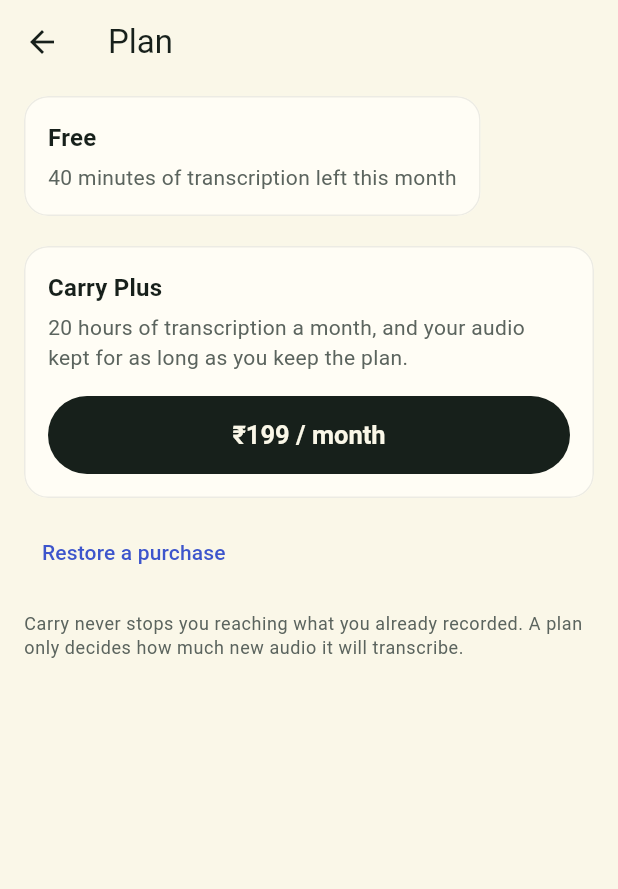
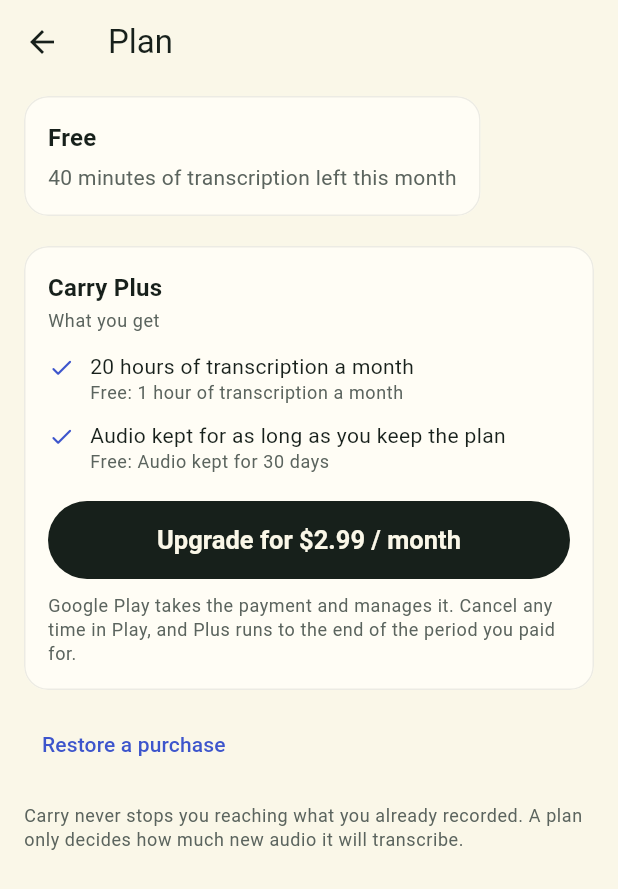
Before and after one commit to Shravanth007/Carry, a Flutter app: the PlanScreen screen opened directly, on a phone screen of 412 x 824 dp. Shown: the top 889 px of the screen. Run offline on Flutter 3.47's test engine with Material 3 defaults, Android fonts, the phone set to English and light mode, and no system bars; our stand-ins replace firebase_auth, firebase_core, google_sign_in, permission_handler, shared_preferences; missing offline and left inert: file_selector, posthog_flutter, purchases_flutter, record; accounts and stored records are empty.

Commit message:
The plan screen says what Plus gives (#20)
* feat(app): the plan screen says what Plus gives

The offer was one sentence and a bare price. It now lists what Plus gives
with what Free gives beneath each line - "20 hours a month" means nothing to
somebody who doesn't know what they have now - and the button says what it
does rather than only what it costs.

The numbers move to limits.dart next to the other server-enforced ones, so
the paywall and server/app/services/plans.py can be read side by side. Prices
stay out of the app: the store quotes them, per country.

* feat(app): one door for toasts, and phone-sized plan previews

Three things the preview showed.

The Plan previews had no size, so they stretched to the width of the browser
while every other preview was Size(412, 915) - the one shape the app never
runs at. All four now match.

Toasts were five SnackBars built on the spot, in Material's grey. They go
through showToast now, styled in the app's own colours: cream on ink, the one
surface deliberately not part of the page, floating on the same 16pt gutter
the screens use. One at a time, so the newest news doesn't queue behind a
four-second wait, and longer for a message that takes longer to read.

A purchase and a restore the server confirms now say so. The card changes
behind them either way, but a screen that rearranges itself in silence after
a payment leaves people wondering whether it worked. "Restore a purchase"
answers "Purchase restored" - same words going in and coming out.

The placeholder price is now $2.99, matching the doc. Real prices come from
the store, per country; this one only ever shows in previews and tests.

* chore(app): tidy the toast imports and drop a dead typedef

Allowance was declared and never referred to - the records infer their own
type - and the new toast import had been appended rather than sorted.

```diff
--- a/app/lib/billing/billing.dart
+++ b/app/lib/billing/billing.dart
@@ -312,7 +312,11 @@
 
   @override
   Future<List<Offer>> offers() async => const [
-    Offer(id: 'carry_plus_monthly', title: 'Carry Plus', price: '₹199 / month'),
+    Offer(
+      id: 'carry_plus_monthly',
+      title: 'Carry Plus',
+      price: '\$2.99 / month',
+    ),
   ];
 
   @override
--- a/app/lib/billing/plan_screen.dart
+++ b/app/lib/billing/plan_screen.dart
@@ -2,9 +2,11 @@
 import 'package:flutter/widget_previews.dart';
 
 import '../api/api.dart';
+import '../limits.dart';
 import '../settings/widgets.dart';
 import '../theme.dart';
 import '../widgets/scrollable_column.dart';
+import '../widgets/toast.dart';
 import 'billing.dart';
 
 /// What Carry is offering, and what this account has.
@@ -53,7 +55,7 @@
       _account = widget.previewUser;
       _problem = widget.previewProblem;
       _offers = const [
-        Offer(id: 'plus', title: 'Carry Plus', price: '₹199 / month'),
+        Offer(id: 'plus', title: 'Carry Plus', price: '\$2.99 / month'),
       ];
       _loading = false;
       return;
@@ -101,7 +103,13 @@
       // server hasn't caught up, say so and offer "Check again" rather than
       // showing "Free" and a buy button to somebody who has just paid.
       await _load();
-      if (mounted && trouble == null && !_hasPlus) {
+      if (!mounted) return;
+      if (trouble == null && _hasPlus) {
+        // The server has it. Say so out loud: the card behind the toast
+        // changes too, but a screen that quietly rearranges itself after a
+        // payment leaves people wondering whether it worked.
+        showToast(context, "You're on Carry Plus.");
+      } else if (trouble == null) {
         setState(() => _justBought = true);
       }
       if (mounted && trouble != null) setState(() => _problem = trouble);
@@ -132,12 +140,18 @@
       }
       await _load();
       if (!mounted) return;
+      if (_hasPlus) {
+        // "Restore a purchase" -> "Purchase restored": the same words going
+        // in and coming out.
+        showToast(context, 'Purchase restored.');
+        return;
+      }
       setState(() {
         // "Nothing to restore" is a claim about the account, so it can only
         // be made when the server actually answered. If the plan is unknown,
         // _load has already said so, and saying this instead would tell a
         // paying customer they never bought anything.
-        if (_account != null && !_hasPlus) {
+        if (_account != null) {
           _problem = 'No earlier purchase to restore.';
         }
       });
@@ -305,13 +319,21 @@
               offer.title,
               style: text.titleMedium?.copyWith(fontWeight: FontWeight.w600),
             ),
-            const SizedBox(height: 4),
+            const SizedBox(height: 2),
             Text(
-              '20 hours of transcription a month, and your audio kept for as '
-              'long as you keep the plan.',
-              style: text.bodyMedium?.copyWith(color: CarryColors.muted),
+              'What you get',
+              style: text.bodySmall?.copyWith(color: CarryColors.muted),
             ),
-            const SizedBox(height: 16),
+            const SizedBox(height: 12),
+            // Not const: a record's field can't be read in a const
+            // expression, and the numbers belong in limits.dart.
+            _Benefit(
+              gives: Plans.plus.transcription,
+              insteadOf: Plans.free.transcription,
+            ),
+            const SizedBox(height: 10),
+            _Benefit(gives: Plans.plus.audio, insteadOf: Plans.free.audio),
+            const SizedBox(height: 18),
             SizedBox(
               width: double.infinity,
               height: 52,
@@ -323,12 +345,62 @@
                         dimension: 20,
                         child: CircularProgressIndicator(strokeWidth: 2.5),
                       )
-                    : Text(offer.price),
+                    // The price the store quoted, in the money the person
+                    // actually pays. Never a number typed in here.
+                    : Text('Upgrade for ${offer.price}'),
               ),
+            ),
+            const SizedBox(height: 10),
+            Text(
+              'Google Play takes the payment and manages it. Cancel any time '
+              'in Play, and Plus runs to the end of the period you paid for.',
+              style: text.bodySmall?.copyWith(color: CarryColors.muted),
             ),
           ],
         ),
       ),
+    );
+  }
+}
+
+/// One thing Plus gives, and what Free gives instead.
+///
+/// Both lines, not just the good one: "20 hours a month" means nothing to
+/// somebody who doesn't know what they have now, and a paywall that hides the
+/// comparison is the kind that gets refunded.
+class _Benefit extends StatelessWidget {
+  const _Benefit({required this.gives, required this.insteadOf});
+
+  final String gives;
+  final String insteadOf;
+
+  @override
+  Widget build(BuildContext context) {
+    final text = Theme.of(context).textTheme;
+    return Row(
+      crossAxisAlignment: CrossAxisAlignment.start,
+      children: [
+        Padding(
+          // Sits on the first line of text however large the type is.
+          padding: const EdgeInsets.only(top: 2),
+          child: Icon(Icons.check_rounded, size: 18, color: CarryColors.accent),
+        ),
+        const SizedBox(width: 10),
+        // Flexible, because at the largest text size these wrap to three
+        // lines on a small phone.
+        Flexible(
+          child: Column(
+            crossAxisAlignment: CrossAxisAlignment.start,
+            children: [
+              Text(gives, style: text.bodyMedium),
+              Text(
+                'Free: $insteadOf',
+                style: text.bodySmall?.copyWith(color: CarryColors.muted),
+              ),
+            ],
+          ),
+        ),
+      ],
     );
   }
 }
@@ -342,17 +414,25 @@
       secondsLeft: secondsLeft,
     );
 
-@Preview(name: 'Plan · free', wrapper: previewApp)
+@Preview(name: 'Plan · free', size: Size(412, 915), wrapper: previewApp)
 Widget planFree() => PlanScreen(previewUser: _someone());
 
-@Preview(name: 'Plan · out of minutes', wrapper: previewApp)
+@Preview(
+  name: 'Plan · out of minutes',
+  size: Size(412, 915),
+  wrapper: previewApp,
+)
 Widget planEmpty() => PlanScreen(previewUser: _someone(secondsLeft: 0));
 
-@Preview(name: 'Plan · plus', wrapper: previewApp)
+@Preview(name: 'Plan · plus', size: Size(412, 915), wrapper: previewApp)
 Widget planPlus() =>
     PlanScreen(previewUser: _someone(plan: 'plus', secondsLeft: 71000));
 
-@Preview(name: 'Plan · server unreachable', wrapper: previewApp)
+@Preview(
+  name: 'Plan · server unreachable',
+  size: Size(412, 915),
+  wrapper: previewApp,
+)
 Widget planUnknown() => const PlanScreen(
   previewProblem: "Carry couldn't check your plan. Pull down to try again.",
 );
--- a/app/lib/home/home_screen.dart
+++ b/app/lib/home/home_screen.dart
@@ -8,6 +8,7 @@
 import '../recording/recording_bar.dart';
 import '../settings/settings_screen.dart';
 import '../theme.dart';
+import '../widgets/toast.dart';
 
 @Preview(name: 'Home', size: Size(412, 915), wrapper: previewApp)
 Widget homePreview() =>
@@ -93,9 +94,7 @@
     );
   }
 
-  void _say(String message) =>
-      ScaffoldMessenger.of(context)
-          .showSnackBar(SnackBar(content: Text(message)));
+  void _say(String message) => showToast(context, message);
 
   @override
   Widget build(BuildContext context) {
--- a/app/lib/limits.dart
+++ b/app/lib/limits.dart
@@ -25,3 +25,24 @@
   /// For error messages: "25 MB".
   static String get uploadSize => '${uploadBytes ~/ (1024 * 1024)} MB';
 }
+
+/// What a plan allows, in the words the paywall uses.
+///
+/// Mirrors `server/app/services/plans.py`, which is the one that decides.
+/// Here rather than inside the screen so the paywall, an "out of minutes"
+/// message and anything else quote the same numbers, and so a price change on
+/// the server is one edit here instead of a search through widgets.
+///
+/// Prices are **not** here: they come from the store, per country, and a
+/// number typed into the app would be wrong for most of the world.
+abstract final class Plans {
+  static const free = (
+    transcription: '1 hour of transcription a month',
+    audio: 'Audio kept for 30 days',
+  );
+
+  static const plus = (
+    transcription: '20 hours of transcription a month',
+    audio: 'Audio kept for as long as you keep the plan',
+  );
+}
--- a/app/lib/recording/recording_bar.dart
+++ b/app/lib/recording/recording_bar.dart
@@ -3,6 +3,7 @@
 import 'package:flutter/material.dart';
 
 import '../theme.dart';
+import '../widgets/toast.dart';
 import 'recording.dart';
 
 /// The black bar that sits at the bottom of the notes list while recording.
@@ -148,9 +149,7 @@
     });
   }
 
-  void _say(String message) =>
-      ScaffoldMessenger.of(context)
-          .showSnackBar(SnackBar(content: Text(message)));
+  void _say(String message) => showToast(context, message);
 
   /// mm:ss, and h:mm:ss once it runs past an hour.
   static String clock(Duration d) {
--- a/app/lib/theme.dart
+++ b/app/lib/theme.dart
@@ -25,6 +25,26 @@
     foregroundColor: CarryColors.ink,
     scrolledUnderElevation: 0,
   ),
+  // Toasts, in the app's own colours rather than Material's grey. Ink on
+  // cream everywhere else, so a toast is cream on ink: the one surface that
+  // is deliberately not part of the page, which is what makes it read as
+  // temporary. Floating and inset, so it lines up with the 16pt gutter the
+  // screens use instead of sitting on the bottom edge of the glass.
+  snackBarTheme: SnackBarThemeData(
+    behavior: SnackBarBehavior.floating,
+    backgroundColor: CarryColors.ink,
+    contentTextStyle: const TextStyle(
+      color: CarryColors.ground,
+      fontSize: 15,
+      height: 1.3,
+    ),
+    // Only readable choice on ink, and it keeps an action from looking like
+    // a second sentence.
+    actionTextColor: CarryColors.ground,
+    shape: RoundedRectangleBorder(borderRadius: BorderRadius.circular(16)),
+    insetPadding: const EdgeInsets.fromLTRB(16, 0, 16, 16),
+    elevation: 2,
+  ),
 );
 
 /// The app's main button: dark pill, roomy label. Matches the record button.
```
Also changed, not shown: app/lib/backup/backup_screen.dart (+4 -6 lines), app/lib/settings/permissions_screen.dart (+4 -6 lines), app/lib/settings/settings_screen.dart (+4 -6 lines), app/lib/widgets/toast.dart (added, +27 -0 lines), 6 other files.
